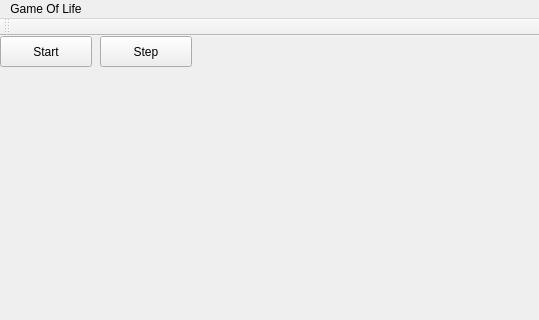
The window that QtGameOfLife/mainwindow.ui (polly013/Game-of-Life) describes before a commit, drawn with Qt 5; both pictures show x 0 to 539 and y 0 to 320 of the 539 by 609 pixel window.
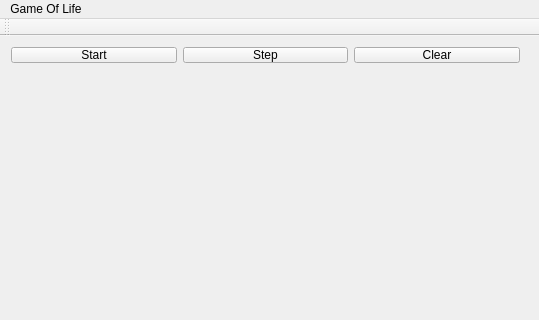
The same window after the commit.

```diff
--- a/QtGameOfLife/mainwindow.ui
+++ b/QtGameOfLife/mainwindow.ui
@@ -14,35 +14,6 @@
    <string>MainWindow</string>
   </property>
   <widget class="QWidget" name="centralWidget">
-   <widget class="QPushButton" name="startButton">
-    <property name="geometry">
-     <rect>
-      <x>0</x>
-      <y>0</y>
-      <width>92</width>
-      <height>31</height>
-     </rect>
-    </property>
-    <property name="text">
-     <string>Start</string>
-    </property>
-    <property name="checkable">
-     <bool>true</bool>
-    </property>
-   </widget>
-   <widget class="QPushButton" name="stepButton">
-    <property name="geometry">
-     <rect>
-      <x>100</x>
-      <y>0</y>
-      <width>92</width>
-      <height>31</height>
-     </rect>
-    </property>
-    <property name="text">
-     <string>Step</string>
-    </property>
-   </widget>
    <widget class="QWidget" name="gridLayoutWidget">
     <property name="geometry">
      <rect>
@@ -54,6 +25,42 @@
     </property>
     <layout class="QGridLayout" name="gridLayout"/>
    </widget>
+   <widget class="QWidget" name="">
+    <property name="geometry">
+     <rect>
+      <x>0</x>
+      <y>0</y>
+      <width>531</width>
+      <height>38</height>
+     </rect>
+    </property>
+    <layout class="QHBoxLayout" name="horizontalLayout">
+     <item>
+      <widget class="QPushButton" name="startButton">
+       <property name="text">
+        <string>Start</string>
+       </property>
+       <property name="checkable">
+        <bool>true</bool>
+       </property>
+      </widget>
+     </item>
+     <item>
+      <widget class="QPushButton" name="stepButton">
+       <property name="text">
+        <string>Step</string>
+       </property>
+      </widget>
+     </item>
+     <item>
+      <widget class="QPushButton" name="clearButton">
+       <property name="text">
+        <string>Clear</string>
+       </property>
+      </widget>
+     </item>
+    </layout>
+   </widget>
   </widget>
   <widget class="QMenuBar" name="menuBar">
    <property name="geometry">
```
